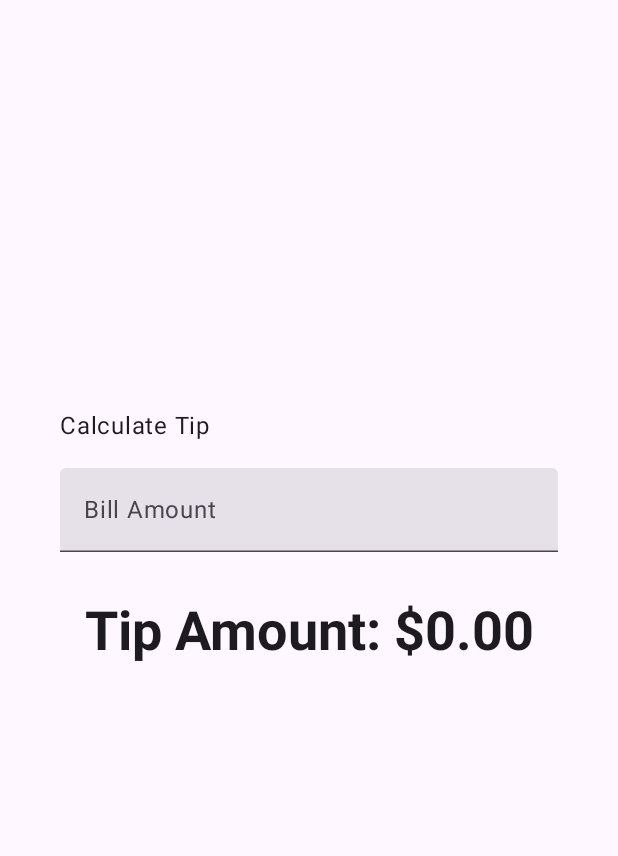
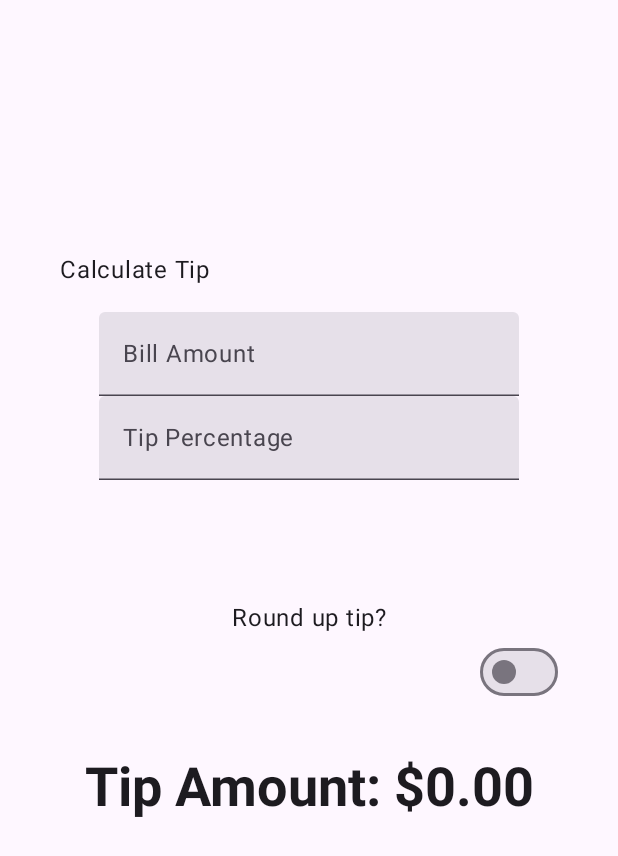
Before and after one commit to davidsalvadorcastellanos/tipTime, an Android app built with Jetpack Compose: the screen it shows after launch (MainActivity), on a phone screen of 412 x 824 dp. Shown: the top 856 px of the screen. Run offline under Robolectric (Android 15) with nearby library versions, the phone set to English and light mode, and no system bars.

Commit message:
Segunda parte Tip Time

```diff
--- a/app/build.gradle.kts
+++ b/app/build.gradle.kts
@@ -73,6 +73,7 @@ dependencies {
     implementation("androidx.compose.ui:ui-tooling-preview")
     implementation("androidx.core:core-ktx:1.15.0")
     implementation("androidx.lifecycle:lifecycle-runtime-ktx:2.8.7")
+    implementation("androidx.compose.foundation:foundation-layout:1.9.4")
 
     testImplementation("junit:junit:4.13.2")
 
--- a/app/src/main/java/com/example/tiptime/MainActivity.kt
+++ b/app/src/main/java/com/example/tiptime/MainActivity.kt
@@ -18,6 +18,8 @@ package com.example.tiptime
 import android.annotation.SuppressLint
 import android.os.Bundle
 import androidx.activity.ComponentActivity
+import androidx.compose.foundation.rememberScrollState
+import androidx.compose.foundation.verticalScroll
 import androidx.activity.compose.setContent
 import androidx.activity.enableEdgeToEdge
 import androidx.compose.foundation.layout.Arrangement
@@ -47,6 +49,12 @@ import androidx.compose.runtime.remember
 import androidx.compose.runtime.setValue
 import androidx.compose.runtime.getValue
 import androidx.compose.ui.text.input.KeyboardType
+import androidx.annotation.StringRes
+import androidx.compose.ui.text.input.ImeAction
+import androidx.compose.foundation.layout.Row
+import androidx.compose.foundation.layout.size
+import androidx.compose.foundation.layout.wrapContentWidth
+import androidx.compose.material3.Switch
 
 class MainActivity : ComponentActivity() {
     override fun onCreate(savedInstanceState: Bundle?) {
@@ -65,7 +73,9 @@ class MainActivity : ComponentActivity() {
 }
 
 @Composable
-fun EditNumberField(   value: String,
+fun EditNumberField(   @StringRes label: Int,
+                       keyboardOptions: KeyboardOptions,
+                       value: String,
                        onValueChange: (String) -> Unit,
                        modifier: Modifier = Modifier) {
 
@@ -73,9 +83,30 @@ fun EditNumberField(   value: String,
         value = value,
         onValueChange = onValueChange,
         singleLine = true,
-        label = { Text(stringResource(R.string.bill_amount)) },
-        keyboardOptions = KeyboardOptions(keyboardType = KeyboardType.Number),
+        label = { Text(stringResource(label)) },
+        modifier = modifier,
+        keyboardOptions = keyboardOptions
+    )
+}
+
+@Composable
+fun RoundTheTipRow(    roundUp: Boolean,
+                       onRoundUpChanged: (Boolean) -> Unit,
+                       modifier: Modifier = Modifier) {
+    Row(
         modifier = modifier
+            .fillMaxWidth()
+            .size(48.dp),
+        verticalAlignment = Alignment.CenterVertically
+    ) {
+    }
+    Text(text = stringResource(R.string.round_up_tip))
+    Switch(
+        modifier = modifier
+            .fillMaxWidth()
+            .wrapContentWidth(Alignment.End),
+        checked = roundUp,
+        onCheckedChange = onRoundUpChanged,
     )
 }
 
@@ -83,15 +114,18 @@ fun EditNumberField(   value: String,
 fun TipTimeLayout() {
 
     var amountInput by remember { mutableStateOf("") }
+    var tipInput by remember { mutableStateOf("") }
+    var roundUp by remember { mutableStateOf(false) }
 
     val amount = amountInput.toDoubleOrNull() ?: 0.0
-    val tip = calculateTip(amount)
+    val tipPercent = tipInput.toDoubleOrNull() ?: 0.0
+
+    val tip = calculateTip(amount, tipPercent, roundUp)
 
     Column(
         modifier = Modifier
-            .statusBarsPadding()
-            .padding(horizontal = 40.dp)
-            .safeDrawingPadding(),
+            .padding(40.dp)
+            .verticalScroll(rememberScrollState()),
         horizontalAlignment = Alignment.CenterHorizontally,
         verticalArrangement = Arrangement.Center
     ) {
@@ -101,21 +135,36 @@ fun TipTimeLayout() {
                 .padding(bottom = 16.dp, top = 40.dp)
                 .align(alignment = Alignment.Start)
         )
-        EditNumberField(   value = amountInput,
+        EditNumberField(
+                        label = R.string.bill_amount,
+                        value = amountInput,
                         onValueChange = { amountInput = it },
-                        modifier = Modifier
-                        .padding(bottom = 32.dp)
-                        .fillMaxWidth())
+                        keyboardOptions = KeyboardOptions.Default.copy(keyboardType = KeyboardType.Number, imeAction = ImeAction.Next))
+        EditNumberField(
+            label = R.string.how_was_the_service,
+            value = tipInput,
+            onValueChange = { tipInput = it },
+            keyboardOptions = KeyboardOptions.Default.copy(keyboardType = KeyboardType.Number, imeAction = ImeAction.Done)
+        )
+        RoundTheTipRow(
+            roundUp = roundUp,
+            onRoundUpChanged = { roundUp = it },
+            modifier = Modifier.padding(bottom = 32.dp)
+        )
         Text(
             text = stringResource(R.string.tip_amount, tip),
             style = MaterialTheme.typography.displaySmall
         )
         Spacer(modifier = Modifier.height(150.dp))
+
     }
 }
 
-private fun calculateTip(amount: Double, tipPercent: Double = 15.0): String {
-    val tip = tipPercent / 100 * amount
+private fun calculateTip(amount: Double, tipPercent: Double = 15.0, roundUp: Boolean): String {
+    var tip = tipPercent / 100 * amount
+    if (roundUp) {
+        tip = kotlin.math.ceil(tip)
+    }
     return NumberFormat.getCurrencyInstance().format(tip)
 }
 
--- a/app/src/main/res/values/strings.xml
+++ b/app/src/main/res/values/strings.xml
@@ -19,4 +19,6 @@
     <string name="calculate_tip">Calculate Tip</string>
     <string name="bill_amount">Bill Amount</string>
     <string name="tip_amount">Tip Amount: %s</string>
+    <string name="how_was_the_service">Tip Percentage</string>
+    <string name="round_up_tip">Round up tip?</string>
 </resources>
```
